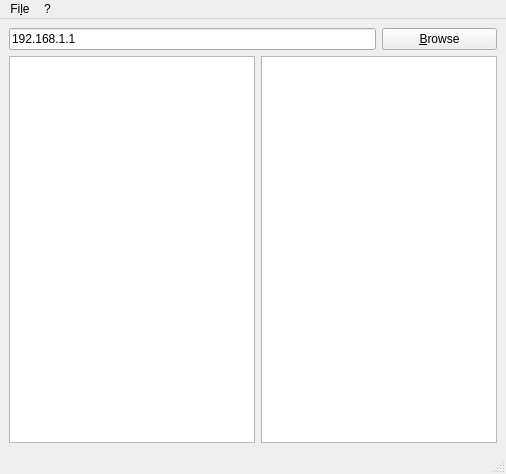
Above: qmclientwidget.ui from teknoraver/qmclient before the change. Below: the same form after it.
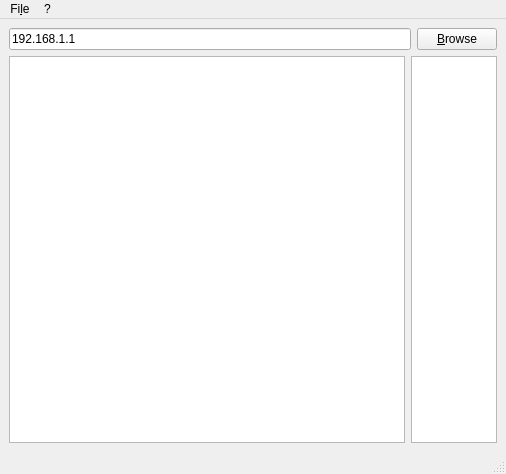
That is the form after the change. Icons and pictures are not drawn.

Commit message: layout fixes and safer data load

What changed in the file:
```diff
--- a/qmclientwidget.ui
+++ b/qmclientwidget.ui
@@ -34,10 +34,30 @@
      </widget>
     </item>
     <item row="1" column="0">
-     <widget class="QTreeView" name="objects"/>
+     <widget class="QTreeView" name="objects">
+      <property name="sizeAdjustPolicy">
+       <enum>QAbstractScrollArea::AdjustToContents</enum>
+      </property>
+      <attribute name="headerVisible">
+       <bool>false</bool>
+      </attribute>
+     </widget>
     </item>
     <item row="1" column="1" colspan="2">
-     <widget class="QTableView" name="leaves"/>
+     <widget class="QTableView" name="leaves">
+      <property name="sizeAdjustPolicy">
+       <enum>QAbstractScrollArea::AdjustToContents</enum>
+      </property>
+      <property name="sortingEnabled">
+       <bool>true</bool>
+      </property>
+      <attribute name="horizontalHeaderVisible">
+       <bool>false</bool>
+      </attribute>
+      <attribute name="verticalHeaderVisible">
+       <bool>false</bool>
+      </attribute>
+     </widget>
     </item>
    </layout>
   </widget>
```
The commit also changes 1 other file.
